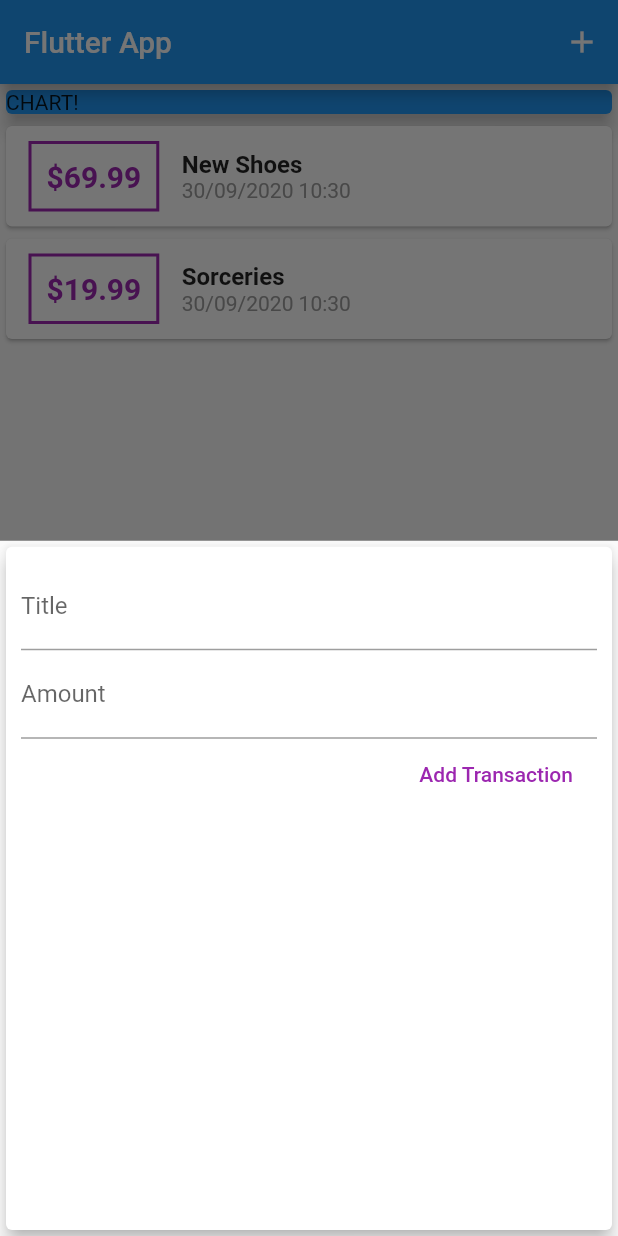
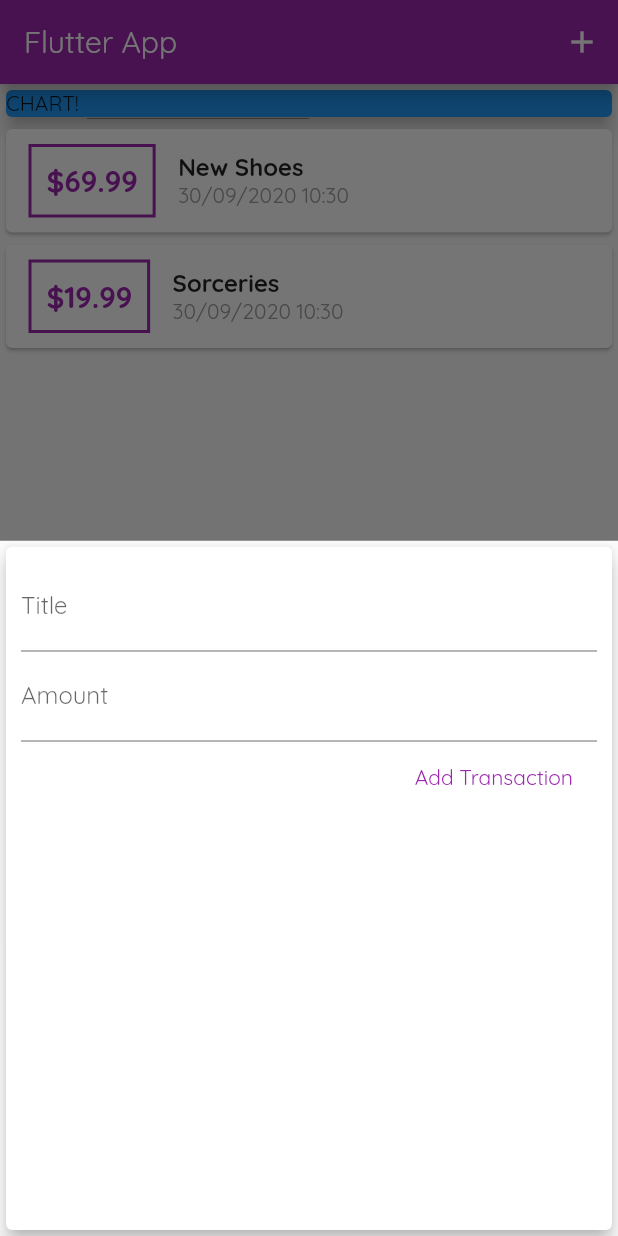
Before and after one commit to amarin95/flutter_expenses_app, a Flutter app: the screen it shows after launch, after a tap on the "add" icon, on a phone screen of 412 x 824 dp. Run offline on Flutter 3.47's test engine with Material 2 defaults, Android fonts, the phone set to English and light mode, and no system bars.

Commit message:
Custom fonts and font themes

```diff
--- a/lib/main.dart
+++ b/lib/main.dart
@@ -18,10 +18,12 @@ class MyApp extends StatelessWidget {
   @override
   Widget build(BuildContext context) {
     return MaterialApp(
-      title: 'Flutter Demo',
+      title: 'Personal Exprenses',
       theme: ThemeData(
-        primarySwatch: Colors.blue,
+        primarySwatch: Colors.purple,
+        accentColor: Colors.amber,
         visualDensity: VisualDensity.adaptivePlatformDensity,
+        fontFamily: 'Quicksand',
       ),
       home: MyHomePage(),
     );
--- a/lib/widgets/new_transaction.dart
+++ b/lib/widgets/new_transaction.dart
@@ -1,17 +1,27 @@
 import 'package:flutter/material.dart';
 
-class NewTransaction extends StatelessWidget {
+class NewTransaction extends StatefulWidget {
   final Function addTransaction;
+
+  NewTransaction(this.addTransaction);
+
+  @override
+  _NewTransactionState createState() => _NewTransactionState();
+}
+
+class _NewTransactionState extends State<NewTransaction> {
   final titleController = new TextEditingController();
+
   final amountController = new TextEditingController();
-  NewTransaction(this.addTransaction);
 
   void submitData() {
     final enteredTitle = titleController.text;
     final enteredAmount = double.parse(amountController.text);
 
     if (enteredTitle.isEmpty || enteredAmount <= 0) return;
-    addTransaction(titleController.text, double.parse(amountController.text));
+    widget.addTransaction(titleController.text, double.parse(amountController.text));
+
+    Navigator.of(context).pop(); //closes modal
   }
 
   @override
--- a/lib/widgets/transaction_list.dart
+++ b/lib/widgets/transaction_list.dart
@@ -24,7 +24,7 @@ class TransactionList extends StatelessWidget {
                   ),
                   decoration: BoxDecoration(
                     border: Border.all(
-                      color: Colors.purple,
+                      color: Theme.of(context).primaryColor,
                       width: 2,
                     ),
                   ),
@@ -34,7 +34,7 @@ class TransactionList extends StatelessWidget {
                     style: TextStyle(
                       fontWeight: FontWeight.bold,
                       fontSize: 20,
-                      color: Colors.purple,
+                      color: Theme.of(context).primaryColor,
                     ),
                   ),
                 ),
```
Also changed, not shown: pubspec.yaml (+11 -6 lines), assets/fonts/OpenSans-Bold.ttf (added), assets/fonts/OpenSans-Regular.ttf (added), assets/fonts/Quicksand-Bold.ttf (added), assets/fonts/Quicksand-Light.ttf (added), assets/fonts/Quicksand-Medium.ttf (added), assets/fonts/Quicksand-Regular.ttf (added).
